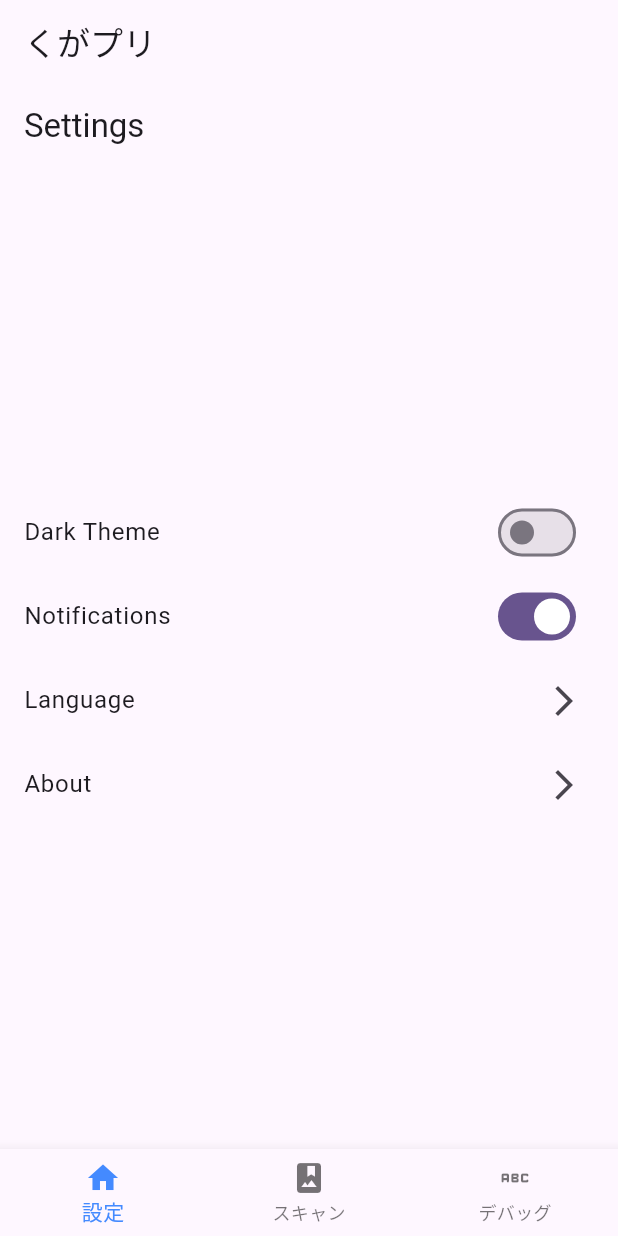
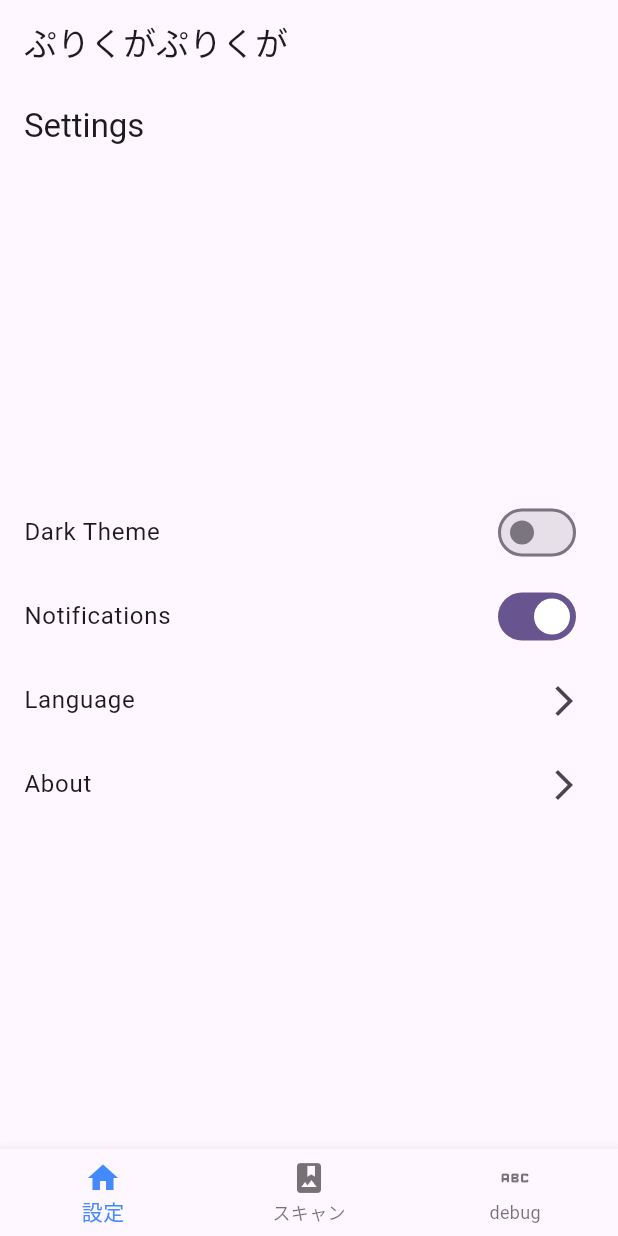
Before and after one commit to konntiwa/QRstamprally, a Flutter app: the screen it shows after launch, on a phone screen of 412 x 824 dp. Run offline on Flutter 3.47's test engine with Material 3 defaults, Android fonts, the phone set to English and light mode, and no system bars; missing offline and left inert: mobile_scanner.

```diff
--- a/lib/scan_file.dart
+++ b/lib/scan_file.dart
@@ -1,7 +1,7 @@
 import 'package:flutter/material.dart';
 import 'package:mobile_scanner/mobile_scanner.dart';
 import 'package:test5/main.dart';
-///test
+
 //QRコードを2回短時間でカメラ起動するとエラーが起きるのは仕様っぽい
 // QRコードをスキャンする画面を表示するウィジェット
 class ScanPage extends StatelessWidget {
--- a/lib/widget/BottomTab.dart
+++ b/lib/widget/BottomTab.dart
@@ -24,14 +24,14 @@ class _BottomTabPageState extends State<BottomTabPage> {
   Widget build(BuildContext context) {
     return Scaffold(
       appBar: AppBar(
-        title: Text('くがプリ'),
+        title: Text('ぷりくがぷりくが'),
       ),
       body: _pageWidgets.elementAt(_currentIndex),
       bottomNavigationBar: BottomNavigationBar(
         items: const <BottomNavigationBarItem>[
           BottomNavigationBarItem(icon: Icon(Icons.home), label:'設定'),
           BottomNavigationBarItem(icon: Icon(Icons.photo_album), label:'スキャン'),
-          BottomNavigationBarItem(icon: Icon(Icons.abc_rounded),label:'デバッグ')
+          BottomNavigationBarItem(icon: Icon(Icons.abc_rounded),label:'debug')
         ],
         currentIndex: _currentIndex,
         fixedColor: Colors.blueAccent,
```
